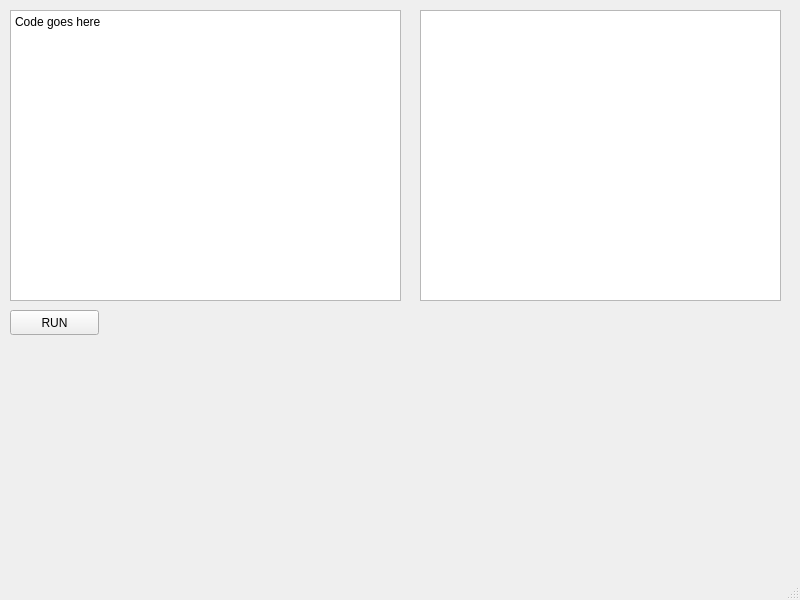
Old version of the form ClientGUI/ClientGUI/ClientApplication/sqlmanagementwindow.ui in the repository JonDGS/TheIndestructibleLibrary.
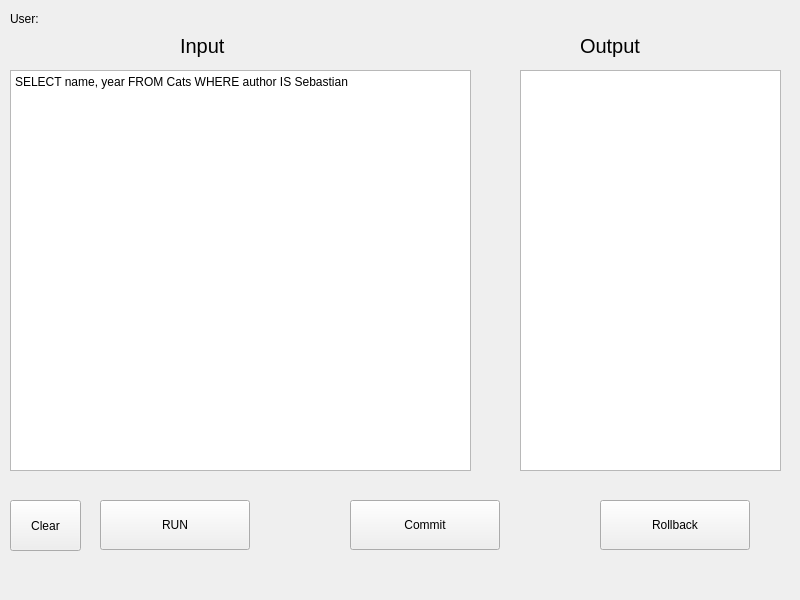
New version of the form.

Commit message: SQL query implemented in corresponding window.

The edit to the form file:
```diff
--- a/ClientGUI/ClientGUI/ClientApplication/sqlmanagementwindow.ui
+++ b/ClientGUI/ClientGUI/ClientApplication/sqlmanagementwindow.ui
@@ -17,10 +17,10 @@
    <widget class="QListWidget" name="listWidget">
     <property name="geometry">
      <rect>
-      <x>420</x>
-      <y>10</y>
-      <width>361</width>
-      <height>291</height>
+      <x>520</x>
+      <y>70</y>
+      <width>261</width>
+      <height>401</height>
      </rect>
     </property>
    </widget>
@@ -28,40 +28,138 @@
     <property name="geometry">
      <rect>
       <x>10</x>
-      <y>10</y>
-      <width>391</width>
-      <height>291</height>
+      <y>70</y>
+      <width>461</width>
+      <height>401</height>
      </rect>
     </property>
     <property name="plainText">
-     <string>Code goes here</string>
+     <string>SELECT name, year FROM Cats WHERE author IS Sebastian</string>
+    </property>
+    <property name="overwriteMode">
+     <bool>true</bool>
     </property>
    </widget>
    <widget class="QPushButton" name="runButton">
     <property name="geometry">
      <rect>
-      <x>10</x>
-      <y>310</y>
-      <width>89</width>
-      <height>25</height>
+      <x>100</x>
+      <y>500</y>
+      <width>150</width>
+      <height>50</height>
      </rect>
     </property>
     <property name="text">
      <string>RUN</string>
     </property>
    </widget>
+   <widget class="QPushButton" name="pushButton">
+    <property name="geometry">
+     <rect>
+      <x>350</x>
+      <y>500</y>
+      <width>150</width>
+      <height>50</height>
+     </rect>
+    </property>
+    <property name="text">
+     <string>Commit</string>
+    </property>
+   </widget>
+   <widget class="QPushButton" name="pushButton_2">
+    <property name="geometry">
+     <rect>
+      <x>600</x>
+      <y>500</y>
+      <width>150</width>
+      <height>50</height>
+     </rect>
+    </property>
+    <property name="text">
+     <string>Rollback</string>
+    </property>
+   </widget>
+   <widget class="QLabel" name="label">
+    <property name="geometry">
+     <rect>
+      <x>580</x>
+      <y>30</y>
+      <width>121</width>
+      <height>31</height>
+     </rect>
+    </property>
+    <property name="font">
+     <font>
+      <pointsize>15</pointsize>
+     </font>
+    </property>
+    <property name="text">
+     <string>Output</string>
+    </property>
+   </widget>
+   <widget class="QLabel" name="label_2">
+    <property name="geometry">
+     <rect>
+      <x>180</x>
+      <y>30</y>
+      <width>121</width>
+      <height>31</height>
+     </rect>
+    </property>
+    <property name="font">
+     <font>
+      <pointsize>15</pointsize>
+     </font>
+    </property>
+    <property name="text">
+     <string>Input</string>
+    </property>
+   </widget>
+   <widget class="QLabel" name="label_3">
+    <property name="geometry">
+     <rect>
+      <x>10</x>
+      <y>10</y>
+      <width>41</width>
+      <height>17</height>
+     </rect>
+    </property>
+    <property name="text">
+     <string>User:</string>
+    </property>
+   </widget>
+   <widget class="QLabel" name="label_user">
+    <property name="geometry">
+     <rect>
+      <x>60</x>
+      <y>10</y>
+      <width>67</width>
+      <height>17</height>
+     </rect>
+    </property>
+    <property name="font">
+     <font>
+      <pointsize>11</pointsize>
+     </font>
+    </property>
+    <property name="text">
+     <string/>
+    </property>
+   </widget>
+   <widget class="QPushButton" name="pushButton_3">
+    <property name="geometry">
+     <rect>
+      <x>10</x>
+      <y>500</y>
+      <width>71</width>
+      <height>51</height>
+     </rect>
+    </property>
+    <property name="text">
+     <string>Clear</string>
+    </property>
+   </widget>
   </widget>
-  <widget class="QMenuBar" name="menubar">
-   <property name="geometry">
-    <rect>
-     <x>0</x>
-     <y>0</y>
-     <width>800</width>
-     <height>22</height>
-    </rect>
-   </property>
-  </widget>
-  <widget class="QStatusBar" name="statusbar"/>
  </widget>
  <resources/>
  <connections/>
```
The commit also changes 4 other files.
